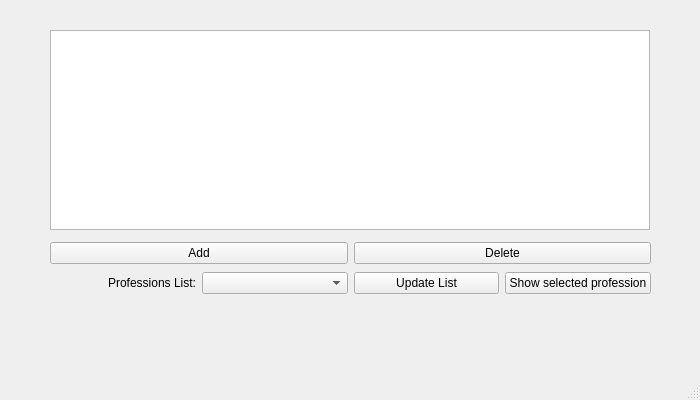
Qt form mainwindow.ui (DaniilUbica/databases-app) before a commit.
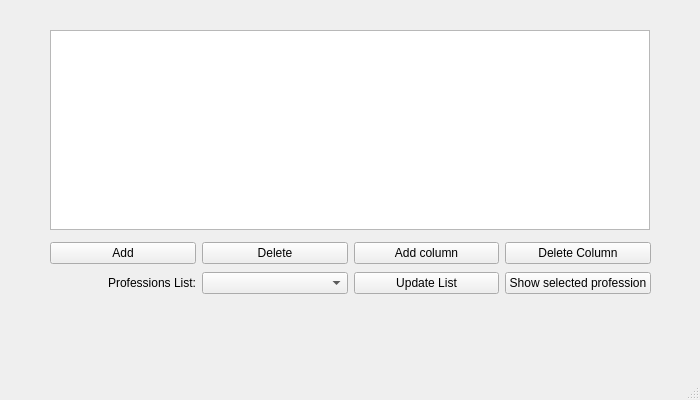
The same form after that commit.

```diff
--- a/mainwindow.ui
+++ b/mainwindow.ui
@@ -27,7 +27,7 @@
      <bool>false</bool>
     </attribute>
    </widget>
-   <widget class="QWidget" name="">
+   <widget class="QWidget" name="layoutWidget">
     <property name="geometry">
      <rect>
       <x>50</x>
@@ -51,9 +51,23 @@
        </property>
       </widget>
      </item>
+     <item>
+      <widget class="QPushButton" name="addColumn">
+       <property name="text">
+        <string>Add column</string>
+       </property>
+      </widget>
+     </item>
+     <item>
+      <widget class="QPushButton" name="deleteColumn">
+       <property name="text">
+        <string>Delete Column</string>
+       </property>
+      </widget>
+     </item>
     </layout>
    </widget>
-   <widget class="QWidget" name="">
+   <widget class="QWidget" name="layoutWidget">
     <property name="geometry">
      <rect>
       <x>50</x>
```
